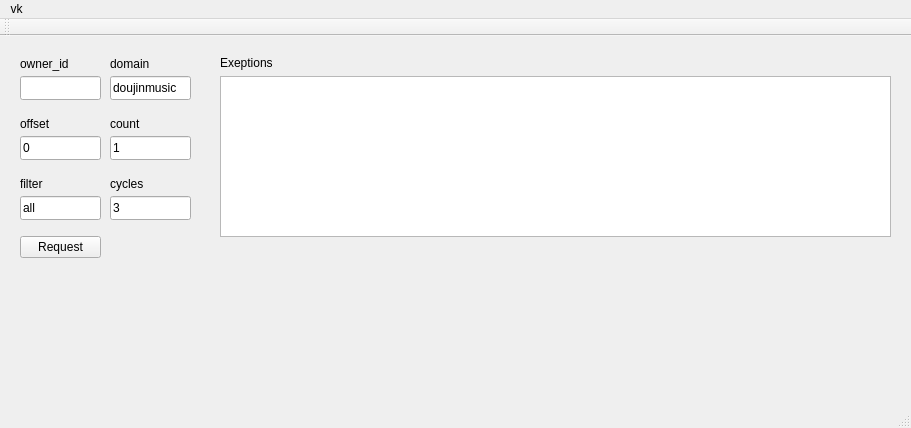
The window that wallreader/interface.ui (zavalroman/vkdoujinmusic) describes before a commit, drawn with Qt 5.
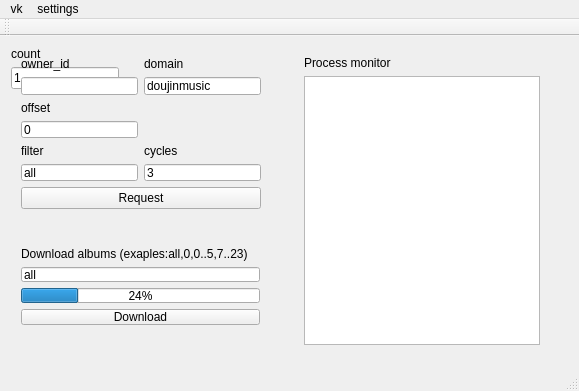
The same window after the commit.

Commit message: download begin

What changed in the file:
```diff
--- a/wallreader/interface.ui
+++ b/wallreader/interface.ui
@@ -6,205 +6,209 @@
    <rect>
     <x>0</x>
     <y>0</y>
-    <width>911</width>
-    <height>428</height>
+    <width>579</width>
+    <height>391</height>
    </rect>
   </property>
   <property name="windowTitle">
    <string>Interface</string>
   </property>
   <widget class="QWidget" name="centralWidget">
-   <widget class="QLineEdit" name="lineCycle">
+   <widget class="QWidget" name="">
     <property name="geometry">
      <rect>
-      <x>110</x>
-      <y>160</y>
-      <width>81</width>
-      <height>24</height>
+      <x>293</x>
+      <y>9</y>
+      <width>258</width>
+      <height>311</height>
      </rect>
     </property>
-    <property name="text">
-     <string>3</string>
-    </property>
+    <layout class="QVBoxLayout" name="verticalLayout_7">
+     <property name="sizeConstraint">
+      <enum>QLayout::SetDefaultConstraint</enum>
+     </property>
+     <item>
+      <widget class="QLabel" name="label_2">
+       <property name="text">
+        <string>Process monitor</string>
+       </property>
+      </widget>
+     </item>
+     <item>
+      <widget class="QListView" name="processView">
+       <property name="spacing">
+        <number>2</number>
+       </property>
+      </widget>
+     </item>
+    </layout>
    </widget>
-   <widget class="QLabel" name="label_3">
+   <widget class="QWidget" name="">
     <property name="geometry">
      <rect>
-      <x>20</x>
-      <y>20</y>
-      <width>61</width>
-      <height>16</height>
-     </rect>
-    </property>
-    <property name="text">
-     <string>owner_id</string>
-    </property>
-   </widget>
-   <widget class="QLabel" name="label_7">
-    <property name="geometry">
-     <rect>
-      <x>110</x>
-      <y>140</y>
-      <width>61</width>
-      <height>16</height>
-     </rect>
-    </property>
-    <property name="text">
-     <string>cycles</string>
-    </property>
-   </widget>
-   <widget class="QLabel" name="label">
-    <property name="geometry">
-     <rect>
-      <x>110</x>
-      <y>80</y>
-      <width>49</width>
-      <height>16</height>
-     </rect>
-    </property>
-    <property name="text">
-     <string>count</string>
-    </property>
-   </widget>
-   <widget class="QLabel" name="label_4">
-    <property name="geometry">
-     <rect>
-      <x>20</x>
-      <y>80</y>
-      <width>49</width>
-      <height>16</height>
-     </rect>
-    </property>
-    <property name="text">
-     <string>offset</string>
-    </property>
-   </widget>
-   <widget class="QLineEdit" name="lineFilter">
-    <property name="geometry">
-     <rect>
-      <x>20</x>
-      <y>160</y>
-      <width>81</width>
-      <height>24</height>
-     </rect>
-    </property>
-    <property name="text">
-     <string>all</string>
-    </property>
-   </widget>
-   <widget class="QLineEdit" name="lineOffset">
-    <property name="geometry">
-     <rect>
-      <x>20</x>
-      <y>100</y>
-      <width>81</width>
-      <height>24</height>
-     </rect>
-    </property>
-    <property name="text">
-     <string>0</string>
-    </property>
-   </widget>
-   <widget class="QLineEdit" name="lineCount">
-    <property name="geometry">
-     <rect>
-      <x>110</x>
-      <y>100</y>
-      <width>81</width>
-      <height>24</height>
-     </rect>
-    </property>
-    <property name="text">
-     <string>1</string>
-    </property>
-   </widget>
-   <widget class="QLineEdit" name="lineOwnerId">
-    <property name="geometry">
-     <rect>
-      <x>20</x>
-      <y>40</y>
-      <width>81</width>
-      <height>24</height>
-     </rect>
-    </property>
-    <property name="text">
-     <string/>
-    </property>
-   </widget>
-   <widget class="QLabel" name="label_5">
-    <property name="geometry">
-     <rect>
-      <x>110</x>
-      <y>20</y>
-      <width>49</width>
-      <height>16</height>
-     </rect>
-    </property>
-    <property name="text">
-     <string>domain</string>
-    </property>
-   </widget>
-   <widget class="QLineEdit" name="lineDomain">
-    <property name="geometry">
-     <rect>
-      <x>110</x>
-      <y>40</y>
-      <width>81</width>
-      <height>24</height>
-     </rect>
-    </property>
-    <property name="text">
-     <string>doujinmusic</string>
-    </property>
-   </widget>
-   <widget class="QLabel" name="label_6">
-    <property name="geometry">
-     <rect>
-      <x>20</x>
-      <y>140</y>
-      <width>49</width>
-      <height>16</height>
-     </rect>
-    </property>
-    <property name="text">
-     <string>filter</string>
-    </property>
-   </widget>
-   <widget class="QPushButton" name="requestButton">
-    <property name="geometry">
-     <rect>
-      <x>20</x>
+      <x>10</x>
       <y>200</y>
-      <width>81</width>
-      <height>22</height>
+      <width>261</width>
+      <height>100</height>
      </rect>
     </property>
-    <property name="text">
-     <string>Request</string>
-    </property>
+    <layout class="QVBoxLayout" name="verticalLayout_8">
+     <item>
+      <widget class="QLabel" name="label_8">
+       <property name="text">
+        <string>Download albums (exaples:all,0,0..5,7..23)</string>
+       </property>
+      </widget>
+     </item>
+     <item>
+      <widget class="QLineEdit" name="downloadEdit">
+       <property name="text">
+        <string>all</string>
+       </property>
+      </widget>
+     </item>
+     <item>
+      <widget class="QProgressBar" name="progressBar">
+       <property name="value">
+        <number>24</number>
+       </property>
+      </widget>
+     </item>
+     <item>
+      <widget class="QPushButton" name="downloadButton">
+       <property name="text">
+        <string>Download</string>
+       </property>
+      </widget>
+     </item>
+    </layout>
    </widget>
-   <widget class="QListView" name="alarmView">
-    <property name="geometry">
-     <rect>
-      <x>220</x>
-      <y>40</y>
-      <width>671</width>
-      <height>161</height>
-     </rect>
-    </property>
+   <widget class="QWidget" name="">
+    <layout class="QVBoxLayout" name="verticalLayout_4">
+     <item>
+      <widget class="QLabel" name="label">
+       <property name="text">
+        <string>count</string>
+       </property>
+      </widget>
+     </item>
+     <item>
+      <widget class="QLineEdit" name="lineCount">
+       <property name="text">
+        <string>1</string>
+       </property>
+      </widget>
+     </item>
+    </layout>
    </widget>
-   <widget class="QLabel" name="label_2">
+   <widget class="QWidget" name="">
     <property name="geometry">
      <rect>
-      <x>220</x>
-      <y>20</y>
-      <width>59</width>
-      <height>14</height>
+      <x>10</x>
+      <y>10</y>
+      <width>262</width>
+      <height>174</height>
      </rect>
     </property>
-    <property name="text">
-     <string>Exeptions</string>
-    </property>
+    <layout class="QGridLayout" name="gridLayout">
+     <item row="0" column="0">
+      <layout class="QVBoxLayout" name="verticalLayout">
+       <item>
+        <widget class="QLabel" name="label_3">
+         <property name="text">
+          <string>owner_id</string>
+         </property>
+        </widget>
+       </item>
+       <item>
+        <widget class="QLineEdit" name="lineOwnerId">
+         <property name="text">
+          <string/>
+         </property>
+        </widget>
+       </item>
+      </layout>
+     </item>
+     <item row="0" column="1">
+      <layout class="QVBoxLayout" name="verticalLayout_2">
+       <item>
+        <widget class="QLabel" name="label_5">
+         <property name="text">
+          <string>domain</string>
+         </property>
+        </widget>
+       </item>
+       <item>
+        <widget class="QLineEdit" name="lineDomain">
+         <property name="text">
+          <string>doujinmusic</string>
+         </property>
+        </widget>
+       </item>
+      </layout>
+     </item>
+     <item row="1" column="0">
+      <layout class="QVBoxLayout" name="verticalLayout_3">
+       <item>
+        <widget class="QLabel" name="label_4">
+         <property name="text">
+          <string>offset</string>
+         </property>
+        </widget>
+       </item>
+       <item>
+        <widget class="QLineEdit" name="lineOffset">
+         <property name="text">
+          <string>0</string>
+         </property>
+        </widget>
+       </item>
+      </layout>
+     </item>
+     <item row="2" column="0">
+      <layout class="QVBoxLayout" name="verticalLayout_5">
+       <item>
+        <widget class="QLabel" name="label_6">
+         <property name="text">
+          <string>filter</string>
+         </property>
+        </widget>
+       </item>
+       <item>
+        <widget class="QLineEdit" name="lineFilter">
+         <property name="text">
+          <string>all</string>
+         </property>
+        </widget>
+       </item>
+      </layout>
+     </item>
+     <item row="2" column="1">
+      <layout class="QVBoxLayout" name="verticalLayout_6">
+       <item>
+        <widget class="QLabel" name="label_7">
+         <property name="text">
+          <string>cycles</string>
+         </property>
+        </widget>
+       </item>
+       <item>
+        <widget class="QLineEdit" name="lineCycle">
+         <property name="text">
+          <string>3</string>
+         </property>
+        </widget>
+       </item>
+      </layout>
+     </item>
+     <item row="3" column="0" colspan="2">
+      <widget class="QPushButton" name="requestButton">
+       <property name="text">
+        <string>Request</string>
+       </property>
+      </widget>
+     </item>
+    </layout>
    </widget>
   </widget>
   <widget class="QMenuBar" name="menuBar">
@@ -212,7 +216,7 @@
     <rect>
      <x>0</x>
      <y>0</y>
-     <width>911</width>
+     <width>579</width>
      <height>19</height>
     </rect>
    </property>
@@ -222,7 +226,14 @@
     </property>
     <addaction name="actionLogin"/>
    </widget>
+   <widget class="QMenu" name="menusettings">
+    <property name="title">
+     <string>settings</string>
+    </property>
+    <addaction name="actionSet_album_s_path"/>
+   </widget>
    <addaction name="menuVk"/>
+   <addaction name="menusettings"/>
   </widget>
   <widget class="QToolBar" name="mainToolBar">
    <attribute name="toolBarArea">
```
Left out of the diff: 5 changed lines with no effect on the pictures. The commit also changes 12 other files.
